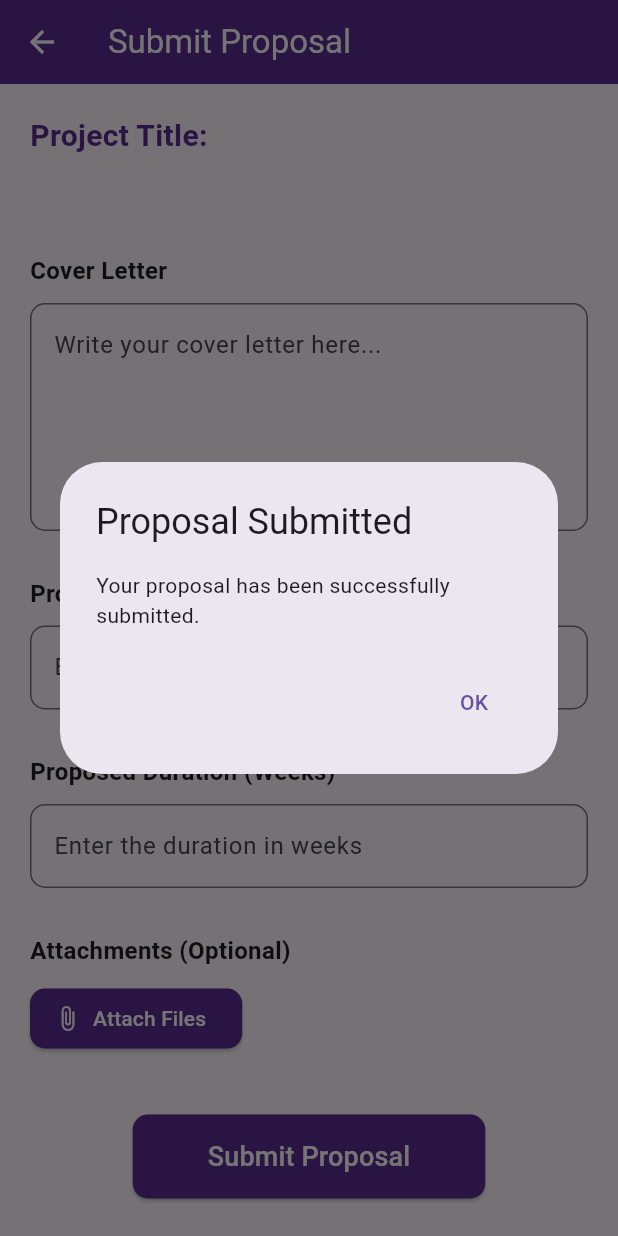
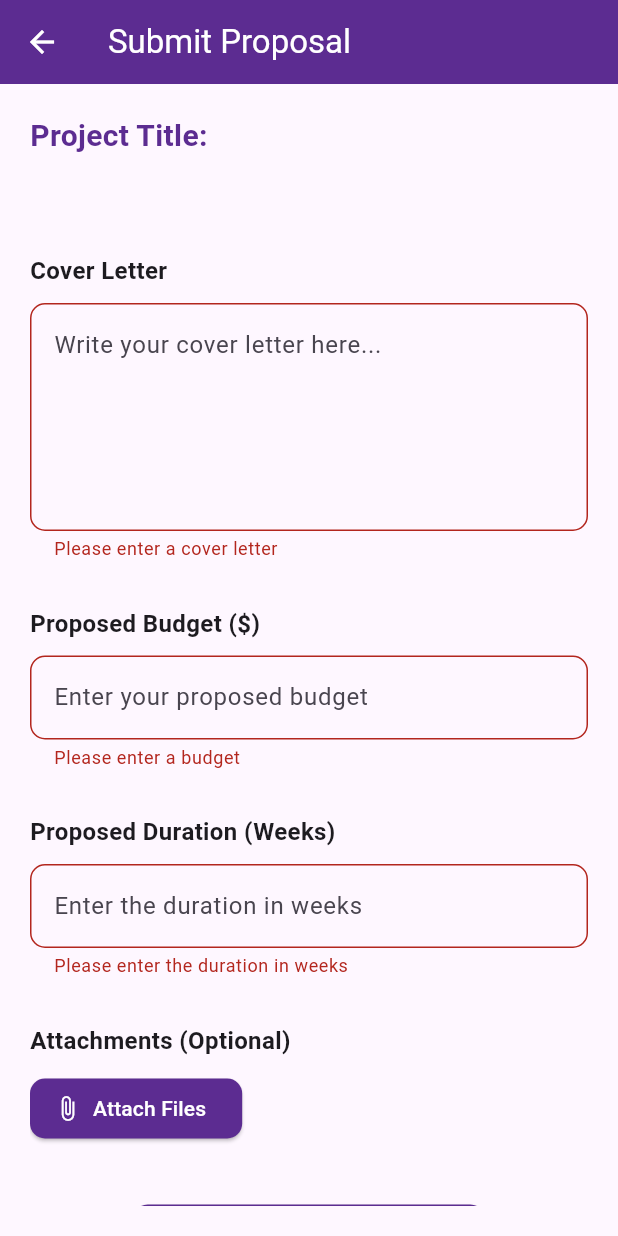
Before and after one commit to ZahoorAhmed008/MAD-Semester-CEP-Project, a Flutter app: the SubmitProposalScreen screen opened directly with empty values, after a tap on "Submit Proposal", on a phone screen of 412 x 824 dp. Run offline on Flutter 3.47's test engine with Material 3 defaults, Android fonts, the phone set to English and light mode, and no system bars; our stand-ins replace cloud_firestore, firebase_auth, firebase_core; accounts and stored records are empty.

```diff
--- a/jobseek/lib/SubmitProposalScreen.dart
+++ b/jobseek/lib/SubmitProposalScreen.dart
@@ -1,6 +1,8 @@
+import 'package:firebase_auth/firebase_auth.dart';
 import 'package:flutter/material.dart';
+import 'package:cloud_firestore/cloud_firestore.dart';
 
-class SubmitProposalScreen extends StatelessWidget {
+class SubmitProposalScreen extends StatefulWidget {
   final String projectTitle;
   final String projectDescription;
 
@@ -9,6 +11,58 @@ class SubmitProposalScreen extends StatelessWidget {
     required this.projectTitle,
     required this.projectDescription,
   });
+
+  @override
+  State<SubmitProposalScreen> createState() => _SubmitProposalScreenState();
+}
+
+class _SubmitProposalScreenState extends State<SubmitProposalScreen> {
+  final _formKey = GlobalKey<FormState>();
+  final TextEditingController _coverLetterController = TextEditingController();
+  final TextEditingController _budgetController = TextEditingController();
+  final TextEditingController _durationController = TextEditingController();
+
+  @override
+  void dispose() {
+    _coverLetterController.dispose();
+    _budgetController.dispose();
+    _durationController.dispose();
+    super.dispose();
+  }
+
+  void _submitForm() {
+    if (_formKey.currentState!.validate()) {
+      final userId = FirebaseAuth.instance.currentUser?.uid;
+      FirebaseFirestore.instance
+          .collection('user')
+          .doc(userId)
+          .collection('jobs')
+          .add({
+        'coverLetter': _coverLetterController.text,
+        'budget': _budgetController.text,
+        'duration': _durationController.text
+      });
+      showDialog(
+        context: context,
+        builder: (BuildContext context) {
+          return AlertDialog(
+            title: const Text('Proposal Submitted'),
+            content:
+                const Text('Your proposal has been successfully submitted.'),
+            actions: [
+              TextButton(
+                onPressed: () {
+                  Navigator.of(context).pop();
+                  Navigator.pop(context);
+                },
+                child: const Text('OK'),
+              ),
+            ],
+          );
+        },
+      );
+    }
+  }
 
   @override
   Widget build(BuildContext context) {
@@ -25,16 +79,17 @@ class SubmitProposalScreen extends StatelessWidget {
           },
         ),
         backgroundColor: const Color(0xFF5C2C91),
-        iconTheme: const IconThemeData(color: Colors.white),
       ),
       body: Padding(
         padding: const EdgeInsets.all(20.0),
         child: SingleChildScrollView(
+          child: Form(
+            key: _formKey,
             child: Column(
               crossAxisAlignment: CrossAxisAlignment.start,
               children: [
                 Text(
-                'Project Title: $projectTitle',
+                  'Project Title: ${widget.projectTitle}',
                   style: const TextStyle(
                     fontSize: 20,
                     fontWeight: FontWeight.bold,
@@ -43,7 +98,7 @@ class SubmitProposalScreen extends StatelessWidget {
                 ),
                 const SizedBox(height: 10),
                 Text(
-                projectDescription,
+                  widget.projectDescription,
                   style: const TextStyle(fontSize: 16, height: 1.5),
                 ),
                 const SizedBox(height: 30),
@@ -52,7 +107,8 @@ class SubmitProposalScreen extends StatelessWidget {
                   style: TextStyle(fontSize: 16, fontWeight: FontWeight.bold),
                 ),
                 const SizedBox(height: 10),
-              TextField(
+                TextFormField(
+                  controller: _coverLetterController,
                   maxLines: 5,
                   decoration: InputDecoration(
                     hintText: 'Write your cover letter here...',
@@ -63,6 +119,12 @@ class SubmitProposalScreen extends StatelessWidget {
                       borderSide: BorderSide(color: Color(0xFF5C2C91)),
                     ),
                   ),
+                  validator: (value) {
+                    if (value == null || value.isEmpty) {
+                      return 'Please enter a cover letter';
+                    }
+                    return null;
+                  },
                 ),
                 const SizedBox(height: 30),
                 const Text(
@@ -70,7 +132,8 @@ class SubmitProposalScreen extends StatelessWidget {
                   style: TextStyle(fontSize: 16, fontWeight: FontWeight.bold),
                 ),
                 const SizedBox(height: 10),
-              TextField(
+                TextFormField(
+                  controller: _budgetController,
                   keyboardType: TextInputType.number,
                   decoration: InputDecoration(
                     hintText: 'Enter your proposed budget',
@@ -81,6 +144,15 @@ class SubmitProposalScreen extends StatelessWidget {
                       borderSide: BorderSide(color: Color(0xFF5C2C91)),
                     ),
                   ),
+                  validator: (value) {
+                    if (value == null || value.isEmpty) {
+                      return 'Please enter a budget';
+                    }
+                    if (double.tryParse(value) == null) {
+                      return 'Please enter a valid number';
+                    }
+                    return null;
+                  },
                 ),
                 const SizedBox(height: 30),
                 const Text(
@@ -88,7 +160,8 @@ class SubmitProposalScreen extends StatelessWidget {
                   style: TextStyle(fontSize: 16, fontWeight: FontWeight.bold),
                 ),
                 const SizedBox(height: 10),
-              TextField(
+                TextFormField(
+                  controller: _durationController,
                   keyboardType: TextInputType.number,
                   decoration: InputDecoration(
                     hintText: 'Enter the duration in weeks',
@@ -99,6 +172,15 @@ class SubmitProposalScreen extends StatelessWidget {
                       borderSide: BorderSide(color: Color(0xFF5C2C91)),
                     ),
                   ),
+                  validator: (value) {
+                    if (value == null || value.isEmpty) {
+                      return 'Please enter the duration in weeks';
+                    }
+                    if (int.tryParse(value) == null) {
+                      return 'Please enter a valid number';
+                    }
+                    return null;
+                  },
                 ),
                 const SizedBox(height: 30),
                 const Text(
@@ -123,27 +205,7 @@ class SubmitProposalScreen extends StatelessWidget {
                 const SizedBox(height: 40),
                 Center(
                   child: ElevatedButton(
-                  onPressed: () {
-                    showDialog(
-                      context: context,
-                      builder: (BuildContext context) {
-                        return AlertDialog(
-                          title: const Text('Proposal Submitted'),
-                          content: const Text(
-                              'Your proposal has been successfully submitted.'),
-                          actions: [
-                            TextButton(
-                              onPressed: () {
-                                Navigator.of(context).pop();
-                                Navigator.pop(context);
-                              },
-                              child: const Text('OK'),
-                            ),
-                          ],
-                        );
-                      },
-                    );
-                  },
+                    onPressed: _submitForm,
                     style: ElevatedButton.styleFrom(
                       backgroundColor: const Color(0xFF5C2C91),
                       padding: const EdgeInsets.symmetric(
@@ -165,6 +227,7 @@ class SubmitProposalScreen extends StatelessWidget {
             ),
           ),
         ),
+      ),
     );
   }
 }
```
Lines whose indentation alone changed are shown as unchanged.
